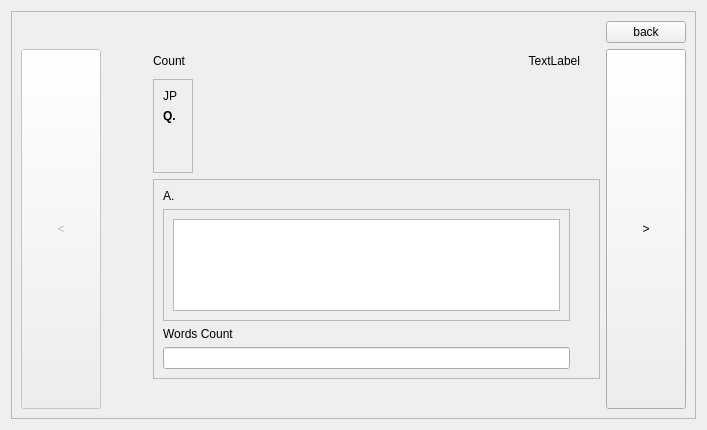
Above: src/view/questions_sort.ui from RyotaUnzai/EnglishLeaner before the change. Below: the same form after it.
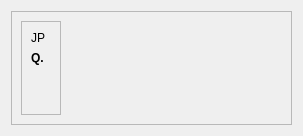
That is the form after the change.

```diff
--- a/src/view/questions_sort.ui
+++ b/src/view/questions_sort.ui
@@ -6,8 +6,8 @@
    <rect>
     <x>0</x>
     <y>0</y>
-    <width>707</width>
-    <height>430</height>
+    <width>303</width>
+    <height>136</height>
    </rect>
   </property>
   <property name="windowTitle">
@@ -23,36 +23,7 @@
       <enum>QFrame::Raised</enum>
      </property>
      <layout class="QGridLayout" name="gridLayout_2">
-      <item row="1" column="0" rowspan="5">
-       <widget class="QPushButton" name="pushButtonPrev">
-        <property name="enabled">
-         <bool>false</bool>
-        </property>
-        <property name="sizePolicy">
-         <sizepolicy hsizetype="Minimum" vsizetype="Expanding">
-          <horstretch>0</horstretch>
-          <verstretch>0</verstretch>
-         </sizepolicy>
-        </property>
-        <property name="text">
-         <string>&lt;</string>
-        </property>
-       </widget>
-      </item>
-      <item row="1" column="4" rowspan="5">
-       <widget class="QPushButton" name="pushButtonNext">
-        <property name="sizePolicy">
-         <sizepolicy hsizetype="Minimum" vsizetype="Expanding">
-          <horstretch>0</horstretch>
-          <verstretch>0</verstretch>
-         </sizepolicy>
-        </property>
-        <property name="text">
-         <string>&gt;</string>
-        </property>
-       </widget>
-      </item>
-      <item row="2" column="3" rowspan="2">
+      <item row="0" column="1" rowspan="2">
        <spacer name="horizontalSpacer_2">
         <property name="orientation">
          <enum>Qt::Horizontal</enum>
@@ -65,112 +36,7 @@
         </property>
        </spacer>
       </item>
-      <item row="2" column="1">
-       <spacer name="horizontalSpacer">
-        <property name="orientation">
-         <enum>Qt::Horizontal</enum>
-        </property>
-        <property name="sizeType">
-         <enum>QSizePolicy::Fixed</enum>
-        </property>
-        <property name="sizeHint" stdset="0">
-         <size>
-          <width>40</width>
-          <height>20</height>
-         </size>
-        </property>
-       </spacer>
-      </item>
-      <item row="4" column="2" colspan="2">
-       <widget class="QFrame" name="frame_4">
-        <property name="sizePolicy">
-         <sizepolicy hsizetype="Expanding" vsizetype="Fixed">
-          <horstretch>0</horstretch>
-          <verstretch>0</verstretch>
-         </sizepolicy>
-        </property>
-        <property name="maximumSize">
-         <size>
-          <width>16777215</width>
-          <height>200</height>
-         </size>
-        </property>
-        <property name="frameShape">
-         <enum>QFrame::StyledPanel</enum>
-        </property>
-        <property name="frameShadow">
-         <enum>QFrame::Raised</enum>
-        </property>
-        <layout class="QGridLayout" name="gridLayout_3">
-         <item row="4" column="0">
-          <widget class="QLineEdit" name="lineEditAnswer">
-           <property name="text">
-            <string/>
-           </property>
-          </widget>
-         </item>
-         <item row="0" column="0">
-          <widget class="QLabel" name="labelResult">
-           <property name="text">
-            <string>A.</string>
-           </property>
-          </widget>
-         </item>
-         <item row="2" column="0">
-          <spacer name="verticalSpacer_2">
-           <property name="orientation">
-            <enum>Qt::Vertical</enum>
-           </property>
-           <property name="sizeHint" stdset="0">
-            <size>
-             <width>20</width>
-             <height>40</height>
-            </size>
-           </property>
-          </spacer>
-         </item>
-         <item row="0" column="1" rowspan="2">
-          <spacer name="verticalSpacer">
-           <property name="orientation">
-            <enum>Qt::Vertical</enum>
-           </property>
-           <property name="sizeType">
-            <enum>QSizePolicy::Fixed</enum>
-           </property>
-           <property name="sizeHint" stdset="0">
-            <size>
-             <width>20</width>
-             <height>400</height>
-            </size>
-           </property>
-          </spacer>
-         </item>
-         <item row="1" column="0">
-          <widget class="QFrame" name="frame_5">
-           <property name="frameShape">
-            <enum>QFrame::StyledPanel</enum>
-           </property>
-           <property name="frameShadow">
-            <enum>QFrame::Raised</enum>
-           </property>
-           <layout class="QHBoxLayout" name="horizontalLayout">
-            <item>
-             <widget class="QTextEdit" name="textEditExplanation"/>
-            </item>
-           </layout>
-          </widget>
-         </item>
-         <item row="3" column="0">
-          <widget class="QLabel" name="labelWordsCount">
-           <property name="text">
-            <string>Words Count</string>
-           </property>
-          </widget>
-         </item>
-        </layout>
-       </widget>
-      </item>
-      <item row="2" column="2" rowspan="2">
+      <item row="0" column="0" rowspan="2">
        <widget class="QFrame" name="frame">
         <property name="frameShape">
          <enum>QFrame::StyledPanel</enum>
@@ -215,67 +81,6 @@
         </layout>
        </widget>
       </item>
-      <item row="1" column="2" colspan="2">
-       <layout class="QHBoxLayout" name="horizontalLayout_2">
-        <item>
-         <widget class="QLabel" name="labelCount">
-          <property name="text">
-           <string>Count</string>
-          </property>
-         </widget>
-        </item>
-        <item>
-         <widget class="QLabel" name="labelCurrentNumber">
-          <property name="text">
-           <string>TextLabel</string>
-          </property>
-          <property name="alignment">
-           <set>Qt::AlignRight|Qt::AlignTrailing|Qt::AlignVCenter</set>
-          </property>
-         </widget>
-        </item>
-        <item>
-         <spacer name="horizontalSpacer_3">
-          <property name="orientation">
-           <enum>Qt::Horizontal</enum>
-          </property>
-          <property name="sizeType">
-           <enum>QSizePolicy::Fixed</enum>
-          </property>
-          <property name="sizeHint" stdset="0">
-           <size>
-            <width>20</width>
-            <height>20</height>
-           </size>
-          </property>
-         </spacer>
-        </item>
-       </layout>
-      </item>
-      <item row="0" column="0" colspan="5">
-       <layout class="QHBoxLayout" name="horizontalLayout_3">
-        <item>
-         <spacer name="horizontalSpacer_4">
-          <property name="orientation">
-           <enum>Qt::Horizontal</enum>
-          </property>
-          <property name="sizeHint" stdset="0">
-           <size>
-            <width>40</width>
-            <height>20</height>
-           </size>
-          </property>
-         </spacer>
-        </item>
-        <item>
-         <widget class="QPushButton" name="pushButtonBack">
-          <property name="text">
-           <string>back</string>
-          </property>
-         </widget>
-        </item>
-       </layout>
-      </item>
      </layout>
     </widget>
    </item>
```
